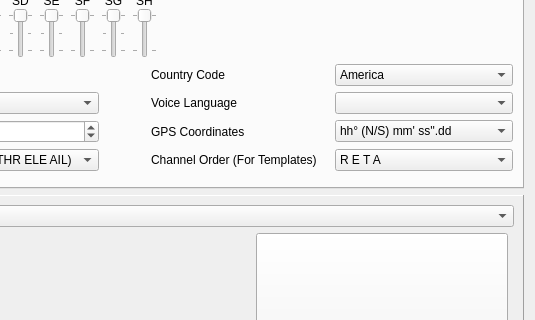
Old version of the form companion/src/generaledit.ui in the repository opentx/opentx; both pictures show x 283 to 818 and y 438 to 758 of the 818 by 912 pixel window.
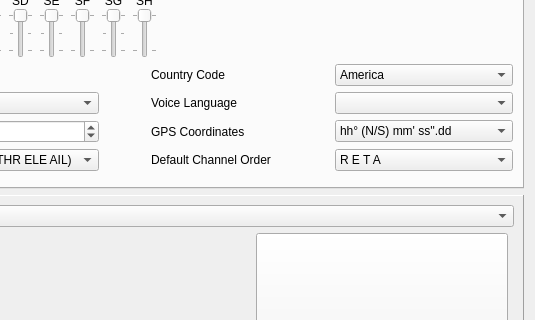
New version of the form.

Patch:
```diff
--- a/companion/src/generaledit.ui
+++ b/companion/src/generaledit.ui
@@ -540,7 +540,7 @@
           </sizepolicy>
          </property>
          <property name="text">
-          <string>Channel Order (For Templates)</string>
+          <string>Default Channel Order</string>
          </property>
         </widget>
        </item>
```
Left out of the diff: 11 changed lines with no effect on the pictures.
